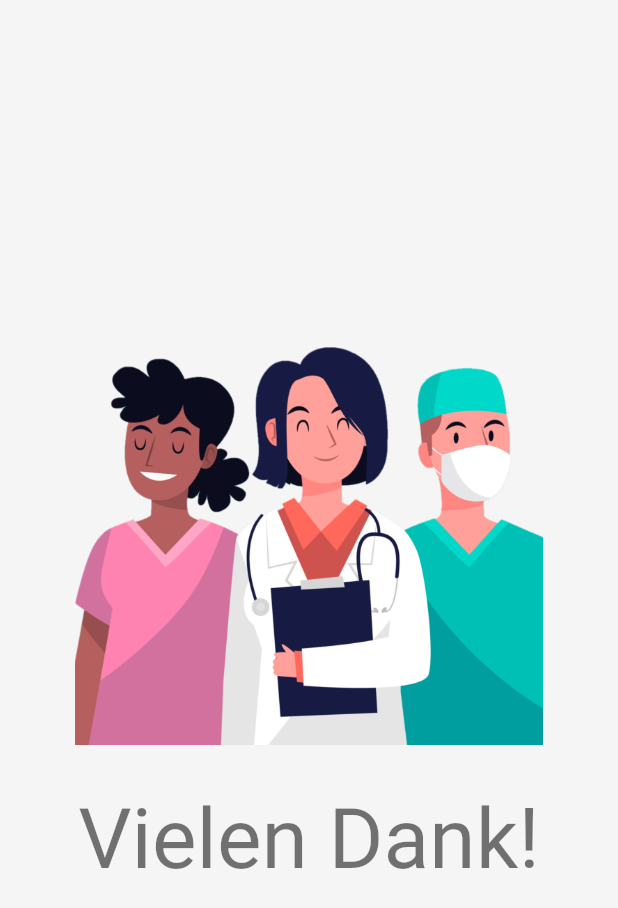
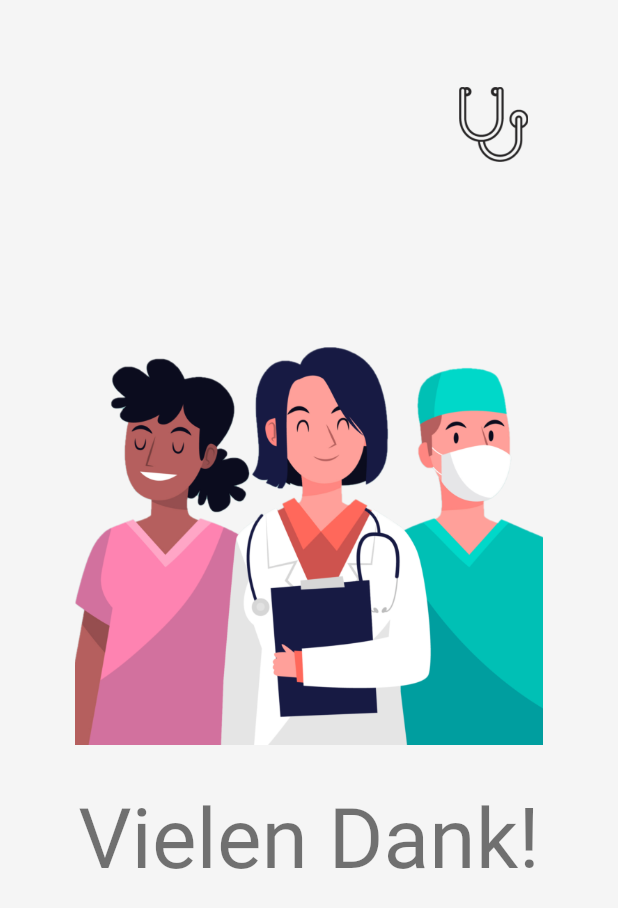
Before and after one commit to FlorianGrundmann/survey-app, a Flutter app: the ThankYouPage widget shown alone on an empty page, opened directly, on a phone screen of 412 x 824 dp. Shown: the top 908 px of the screen. Run offline on Flutter 3.47's test engine with Material 2 defaults, Android fonts, the phone set to English and light mode, and no system bars; our stand-ins replace bloc, dartz, equatable, flutter_bloc, get_it.

Commit message:
Added stetoscope icon to the thank you page.

```diff
--- a/lib/features/survey/presentation/pages/thank_you_page.dart
+++ b/lib/features/survey/presentation/pages/thank_you_page.dart
@@ -9,7 +9,19 @@ class ThankYouPage extends StatelessWidget {
   Widget build(BuildContext context) {
     return Container(
       padding: EdgeInsets.all(50),
-      child: Center(
+      child: Stack(
+        children: <Widget>[
+          Positioned(
+            top: 0.0,
+            right: 0.0,
+            child: new IconButton(
+                iconSize: 50.0,
+                icon: Image.asset(
+                  ImagesPaths.stetoscopeIcon,
+                ),
+                onPressed: () {}),
+          ),
+          Center(
             child: Column(
               mainAxisAlignment: MainAxisAlignment.center,
               children: <Widget>[
@@ -25,6 +37,8 @@ class ThankYouPage extends StatelessWidget {
               ],
             ),
           ),
+        ],
+      ),
     );
   }
 }
```
Lines whose indentation alone changed are shown as unchanged.
